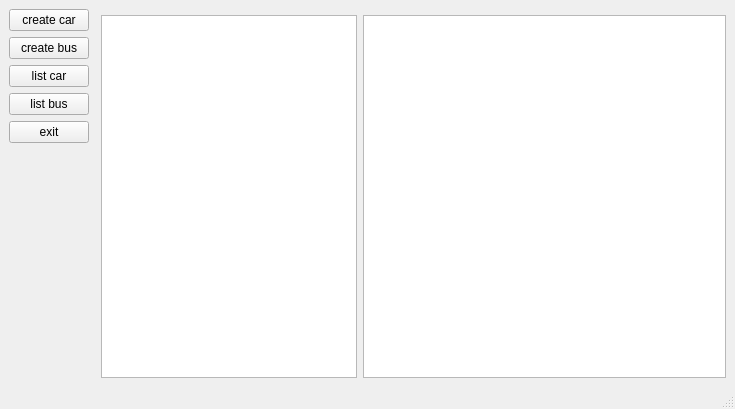
Qt form MDI/MDI/mainwindow.ui (Good837/practical1) before a commit.
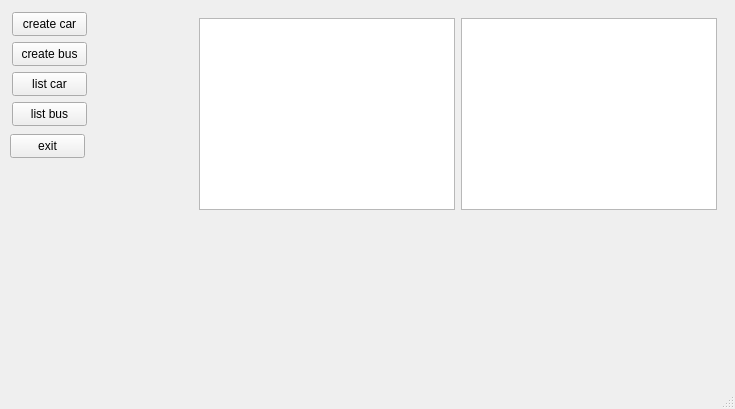
The same form after that commit.

Diff of the .ui file:
```diff
--- a/MDI/MDI/mainwindow.ui
+++ b/MDI/MDI/mainwindow.ui
@@ -14,71 +14,94 @@
    <string>MainWindow</string>
   </property>
   <widget class="QWidget" name="centralwidget">
-   <layout class="QGridLayout" name="gridLayout_2">
-    <item row="0" column="0" rowspan="2">
-     <layout class="QFormLayout" name="formLayout_4">
-      <item row="0" column="0">
-       <layout class="QFormLayout" name="formLayout_3">
-        <item row="0" column="0">
-         <layout class="QFormLayout" name="formLayout">
-          <item row="0" column="0">
-           <widget class="QPushButton" name="createCarButton">
+   <widget class="QWidget" name="">
+    <layout class="QGridLayout" name="gridLayout"/>
+   </widget>
+   <widget class="QPushButton" name="exit">
+    <property name="geometry">
+     <rect>
+      <x>10</x>
+      <y>134</y>
+      <width>75</width>
+      <height>24</height>
+     </rect>
+    </property>
             <property name="text">
-             <string>create car</string>
-            </property>
-           </widget>
-          </item>
-          <item row="1" column="0">
+     <string>exit</string>
+    </property>
+   </widget>
            <widget class="QPushButton" name="createBusButton">
+    <property name="geometry">
+     <rect>
+      <x>12</x>
+      <y>42</y>
+      <width>75</width>
+      <height>24</height>
+     </rect>
+    </property>
             <property name="text">
              <string>create bus</string>
             </property>
            </widget>
-          </item>
-          <item row="2" column="0">
            <widget class="QPushButton" name="toggleListCar">
+    <property name="geometry">
+     <rect>
+      <x>12</x>
+      <y>72</y>
+      <width>75</width>
+      <height>24</height>
+     </rect>
+    </property>
             <property name="text">
              <string>list car</string>
             </property>
            </widget>
-          </item>
-          <item row="3" column="0">
            <widget class="QPushButton" name="toggleListBus">
+    <property name="geometry">
+     <rect>
+      <x>12</x>
+      <y>102</y>
+      <width>75</width>
+      <height>24</height>
+     </rect>
+    </property>
             <property name="text">
              <string>list bus</string>
             </property>
            </widget>
-          </item>
-         </layout>
-        </item>
-        <item row="0" column="1">
-         <layout class="QFormLayout" name="formLayout_2"/>
-        </item>
-       </layout>
-      </item>
-      <item row="1" column="0">
-       <widget class="QPushButton" name="exit">
+   <widget class="QPushButton" name="createCarButton">
+    <property name="geometry">
+     <rect>
+      <x>12</x>
+      <y>12</y>
+      <width>75</width>
+      <height>24</height>
+     </rect>
+    </property>
         <property name="text">
-         <string>exit</string>
-        </property>
-       </widget>
-      </item>
-     </layout>
-    </item>
-    <item row="0" column="2">
-     <layout class="QGridLayout" name="gridLayout"/>
-    </item>
-    <item row="1" column="1">
-     <layout class="QFormLayout" name="formLayout_5">
-      <item row="0" column="0">
-       <widget class="QTableView" name="carTableView"/>
-      </item>
-      <item row="0" column="1">
-       <widget class="QTableView" name="BusTableView"/>
-      </item>
-     </layout>
-    </item>
-   </layout>
+     <string>create car</string>
+    </property>
+   </widget>
+   <widget class="QTableView" name="carTableView">
+    <property name="geometry">
+     <rect>
+      <x>199</x>
+      <y>18</y>
+      <width>256</width>
+      <height>192</height>
+     </rect>
+    </property>
+   </widget>
+   <widget class="QTableView" name="BusTableView">
+    <property name="geometry">
+     <rect>
+      <x>461</x>
+      <y>18</y>
+      <width>256</width>
+      <height>192</height>
+     </rect>
+    </property>
+   </widget>
   </widget>
   <widget class="QMenuBar" name="menubar">
    <property name="geometry">
```
Lines whose indentation alone changed are shown as unchanged.
